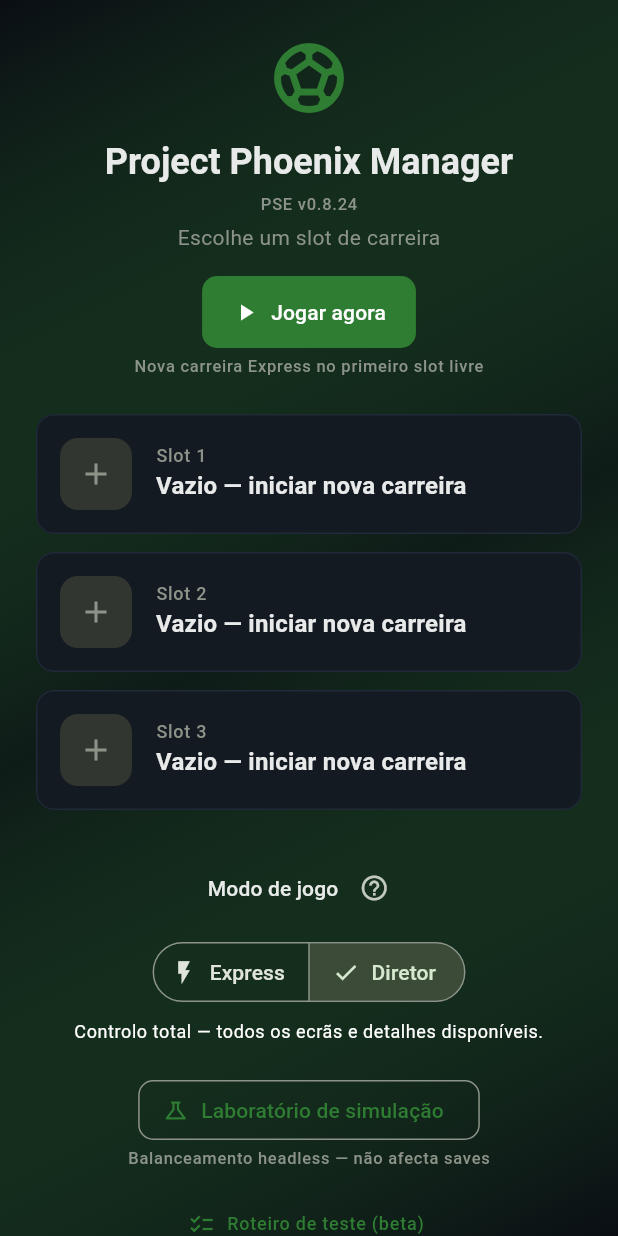
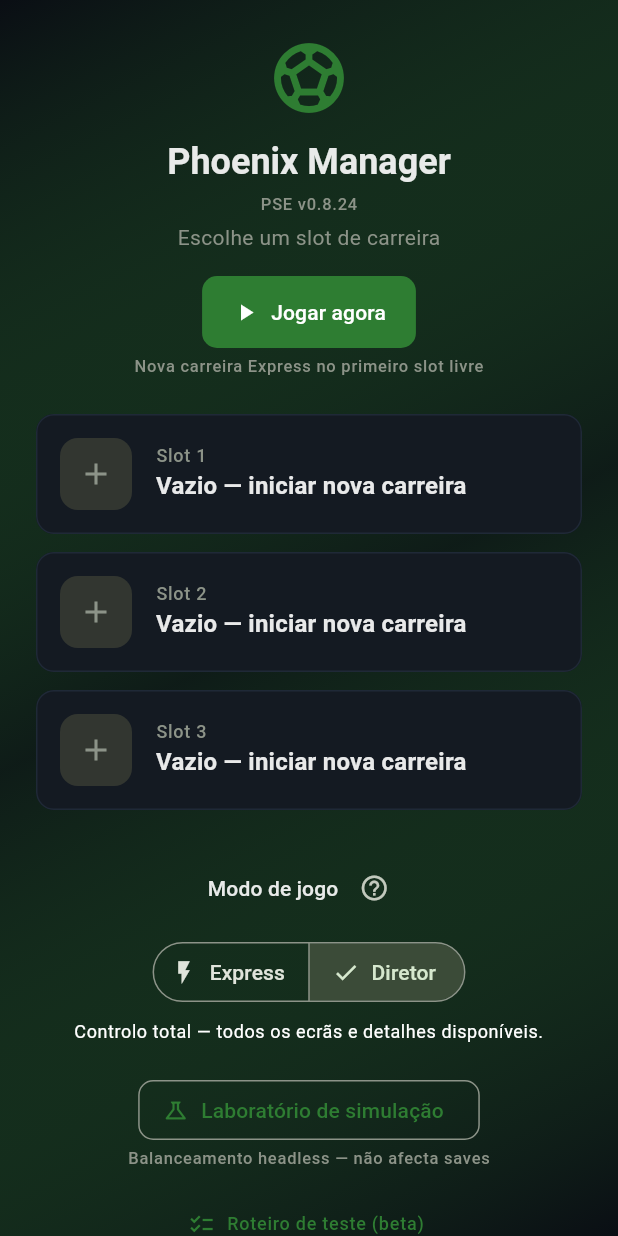
Before and after one commit to pakopt/PhoenixManager, a Flutter app: the screen it shows after launch, on a phone screen of 412 x 824 dp. Run offline on Flutter 3.47's test engine with Material 3 defaults, Android fonts, the phone set to English and light mode, and no system bars; our stand-ins replace shared_preferences, yaml.

Commit message:
fix: título da UI como Phoenix Manager
Remove «Project» do menu de carreira, drawer e título da app.

Co-authored-by: Cursor <cursoragent@cursor.com>

```diff
--- a/packages/phoenix_ui/lib/src/app/phoenix_manager_app.dart
+++ b/packages/phoenix_ui/lib/src/app/phoenix_manager_app.dart
@@ -35,7 +35,7 @@ class _PhoenixManagerAppState extends State<PhoenixManagerApp> {
   @override
   Widget build(BuildContext context) {
     return MaterialApp(
-      title: 'Project Phoenix Manager',
+      title: 'Phoenix Manager',
       debugShowCheckedModeBanner: false,
       theme: PhoenixTheme.dark(),
       home: BootScreen(controller: _controller),
--- a/packages/phoenix_ui/lib/src/screens/career_menu_screen.dart
+++ b/packages/phoenix_ui/lib/src/screens/career_menu_screen.dart
@@ -47,7 +47,7 @@ class CareerMenuScreen extends StatelessWidget {
                     ),
                     const SizedBox(height: 12),
                     Text(
-                      'Project Phoenix Manager',
+                      'Phoenix Manager',
                       style: theme.textTheme.headlineSmall?.copyWith(
                         fontWeight: FontWeight.bold,
                       ),
--- a/packages/phoenix_ui/lib/src/screens/shell_screen.dart
+++ b/packages/phoenix_ui/lib/src/screens/shell_screen.dart
@@ -507,7 +507,7 @@ class _GameDrawer extends StatelessWidget {
           const Divider(),
           ListTile(
             leading: const Icon(Icons.info_outline),
-            title: const Text('Project Phoenix Manager'),
+            title: const Text('Phoenix Manager'),
             subtitle: Text(AppVersion.engineLabel),
           ),
           ListTile(
```
Also changed, not shown: 1 other file.
